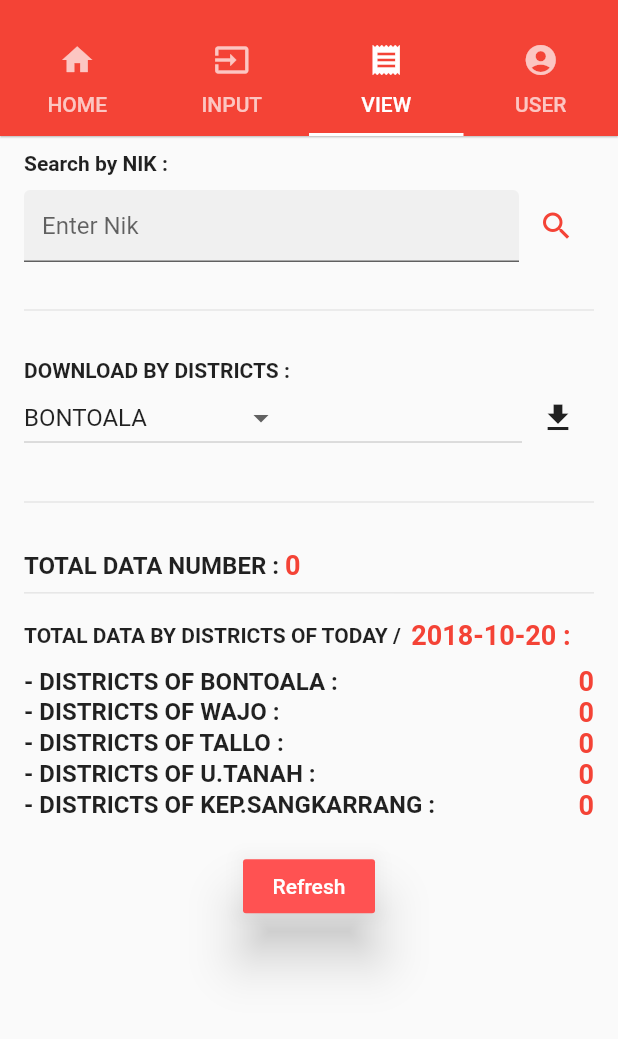
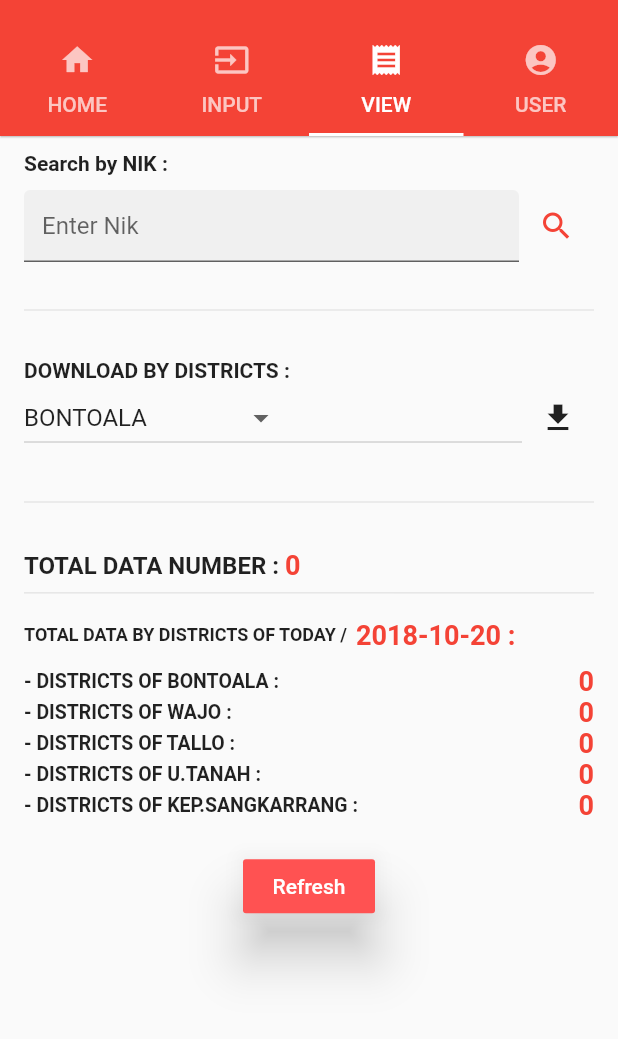
Before and after one commit to Gapupsa/dptmobile, a Flutter app: the HomeScreen screen opened directly with empty values, tab 3 chosen, in the side drawer, after a tap on the "file download" icon, on a phone screen of 412 x 824 dp, the part 59-1098 px from its top. Run offline on Flutter 3.47's test engine with Material 2 defaults, Android fonts, the phone set to English and light mode, and no system bars; our stand-ins replace carousel_pro, date_format, pull_to_refresh, sqflite; missing offline and left inert: simple_permissions; accounts and stored records are empty; network calls fail; Roboto replaces fonts that are missing (Raleway).

Commit message:
upgrade engine and sorce

```diff
--- a/lib/screens/home/pages/home_page.dart
+++ b/lib/screens/home/pages/home_page.dart
@@ -1,14 +1,65 @@
+import 'dart:async';
+
 import 'package:dptmobile/screens/home/pages/profil_page.dart';
 import 'package:flutter/material.dart';
 import 'package:carousel_pro/carousel_pro.dart';
+import "package:pull_to_refresh/pull_to_refresh.dart";
 
-class HomePage extends StatelessWidget {
+class HomePage extends StatefulWidget {
+
+  @override
+  HomePageState createState() {
+    return new HomePageState();
+  }
+}
+
+class HomePageState extends State<HomePage> {
+  NetworkImage img1 = new NetworkImage('http://databaseak.kjppgear.co.id/public/sliders/bnr1.jpg');
+
+  NetworkImage img2 = new NetworkImage('http://databaseak.kjppgear.co.id/public/sliders/bnr2.jpg');
+
+  NetworkImage img3 = new NetworkImage('http://databaseak.kjppgear.co.id/public/sliders/bnr3.jpg');
+
+  NetworkImage img4 = new NetworkImage('http://databaseak.kjppgear.co.id/public/sliders/bnr4.jpg');
+
+  NetworkImage img5 = new NetworkImage('http://databaseak.kjppgear.co.id/public/sliders/bnr5.jpg');
+
+  final GlobalKey<RefreshIndicatorState> _refreshIndicatorKey = new GlobalKey<RefreshIndicatorState>();
+
+  RefreshController _refreshController = new RefreshController();
+
   @override
   Widget build(BuildContext context) {
     double width = MediaQuery.of(context).size.width;
     double height = MediaQuery.of(context).size.height;
 
-    return ListView(
+    void _onRefresh(bool up){
+      if(up){
+        setState((){
+          img1 = new NetworkImage('http://databaseak.kjppgear.co.id/public/sliders/bnr1.jpg');
+          img2 = new NetworkImage('http://databaseak.kjppgear.co.id/public/sliders/bnr2.jpg');
+          img3 = new NetworkImage('http://databaseak.kjppgear.co.id/public/sliders/bnr3.jpg');
+          img4 = new NetworkImage('http://databaseak.kjppgear.co.id/public/sliders/bnr4.jpg');
+          img5 = new NetworkImage('http://databaseak.kjppgear.co.id/public/sliders/bnr5.jpg');
+        });
+        //headerIndicator callback
+        new Future.delayed(const Duration(milliseconds: 2009))
+            .then((val) {
+                  _refreshController.sendBack(true, RefreshStatus.completed);
+            });
+      }
+      else{
+
+      }
+    }
+
+    return SmartRefresher(
+      controller: _refreshController,
+      key: _refreshIndicatorKey,
+      enablePullDown: true,
+      enablePullUp: true,
+      onRefresh: _onRefresh,
+          child: ListView(
         children: <Widget>[
           new Container(
               child: new SizedBox(
@@ -17,11 +68,11 @@ class HomePage extends StatelessWidget {
                   child: new Carousel(
                     boxFit: BoxFit.fill,
                     images: [
-                    new AssetImage("assets/bnr1.jpg"),
-                    new AssetImage("assets/bnr2.jpg"),
-                    new AssetImage("assets/bnr3.jpg"),
-                    new AssetImage("assets/bnr4.jpg"),
-                    new AssetImage("assets/bnr5.jpg"),
+                      img1,
+                      img2,
+                      img3,
+                      img4,
+                      img5,
                     ],
                     dotSize: 9.0,
                     dotSpacing: 20.0,
@@ -82,6 +133,7 @@ class HomePage extends StatelessWidget {
             ],
           ),
         ],
+      ),
     );
   }
 }
--- a/lib/screens/home/pages/register_page.dart
+++ b/lib/screens/home/pages/register_page.dart
@@ -201,9 +201,10 @@ class RegisterPageState extends State<RegisterPage>
                   Expanded(
                     child: Padding(
                         padding: EdgeInsets.only(left: 40.0),
-                        child: new Text("CHOOSE DISTRICTS : ")),
+                        child: new Text("Districts : ")),
                   ),
                   Expanded(
+                    flex: 2,
                     child: new DropdownButton(
                       value: _currentK,
                       items: _dropDownMenuItems,
--- a/lib/screens/home/pages/report_page.dart
+++ b/lib/screens/home/pages/report_page.dart
@@ -189,7 +189,7 @@ class _ReportPageState extends State<ReportPage>
                   new Text(
                     "TOTAL DATA BY DISTRICTS OF TODAY /  ",
                     style: new TextStyle(
-                        fontSize: 14.0, fontWeight: FontWeight.bold),
+                        fontSize: 12.0, fontWeight: FontWeight.bold),
                   ),
                   text(
                       formatDate(DateTime.now(), [yyyy, '-', mm, '-', dd]) +
@@ -205,7 +205,7 @@ class _ReportPageState extends State<ReportPage>
                       child: new Text(
                     "- DISTRICTS OF BONTOALA : ",
                     style: new TextStyle(
-                        fontSize: 16.0, fontWeight: FontWeight.bold),
+                        fontSize: 13.0, fontWeight: FontWeight.bold),
                   )),
                   _isLoadingTotalData
                       ? CircularProgressIndicator()
@@ -219,7 +219,7 @@ class _ReportPageState extends State<ReportPage>
                       child: new Text(
                     "- DISTRICTS OF WAJO : ",
                     style: new TextStyle(
-                        fontSize: 16.0, fontWeight: FontWeight.bold),
+                        fontSize: 13.0, fontWeight: FontWeight.bold),
                   )),
                   _isLoadingTotalData
                       ? CircularProgressIndicator()
@@ -233,7 +233,7 @@ class _ReportPageState extends State<ReportPage>
                       child: new Text(
                     "- DISTRICTS OF TALLO : ",
                     style: new TextStyle(
-                        fontSize: 16.0, fontWeight: FontWeight.bold),
+                        fontSize: 13.0, fontWeight: FontWeight.bold),
                   )),
                   _isLoadingTotalData
                       ? CircularProgressIndicator()
@@ -247,7 +247,7 @@ class _ReportPageState extends State<ReportPage>
                       child: new Text(
                     "- DISTRICTS OF U.TANAH : ",
                     style: new TextStyle(
-                        fontSize: 16.0, fontWeight: FontWeight.bold),
+                        fontSize: 13.0, fontWeight: FontWeight.bold),
                   )),
                   _isLoadingTotalData
                       ? CircularProgressIndicator()
@@ -261,7 +261,7 @@ class _ReportPageState extends State<ReportPage>
                       child: new Text(
                     "- DISTRICTS OF KEP.SANGKARRANG : ",
                     style: new TextStyle(
-                        fontSize: 16.0, fontWeight: FontWeight.bold),
+                        fontSize: 13.0, fontWeight: FontWeight.bold),
                   )),
                   _isLoadingTotalData
                       ? CircularProgressIndicator()
--- a/lib/screens/home/setting_screen.dart
+++ b/lib/screens/home/setting_screen.dart
@@ -89,7 +89,7 @@ class _SettingScreenState extends State<SettingScreen> {
   }
 
   requestPermission() async {
-    bool res = await SimplePermissions.requestPermission(permission);
+    PermissionStatus res = await SimplePermissions.requestPermission(permission);
     print("permission request result is " + res.toString());
   }
 
--- a/lib/utils/download_file.dart
+++ b/lib/utils/download_file.dart
@@ -14,8 +14,8 @@ class ExportData {
       var request = await httpClient.getUrl(Uri.parse(url));
       var response = await request.close();
       var bytes = await consolidateHttpClientResponseBytes(response);
-      bool res = await SimplePermissions.requestPermission(Permission.ReadExternalStorage);
-      bool res1 = await SimplePermissions.requestPermission(Permission.WriteExternalStorage);
+      PermissionStatus res = await SimplePermissions.requestPermission(Permission.ReadExternalStorage);
+      PermissionStatus res1 = await SimplePermissions.requestPermission(Permission.WriteExternalStorage);
       String dir = (await getExternalStorageDirectory()).path;
       File file = new File('$dir/$filename');
       await file.writeAsBytes(bytes);
```
Also changed, not shown: lib/data/rest_ds.dart (+11 -11 lines), lib/helperWidget/ensureVisibleWhenFocused.dart (+5 -2 lines), lib/screens/home/pages/input_page.dart (+5 -3 lines), pubspec.yaml (+8 -7 lines), pubspec.lock. Lines whose indentation alone changed are shown as unchanged.
